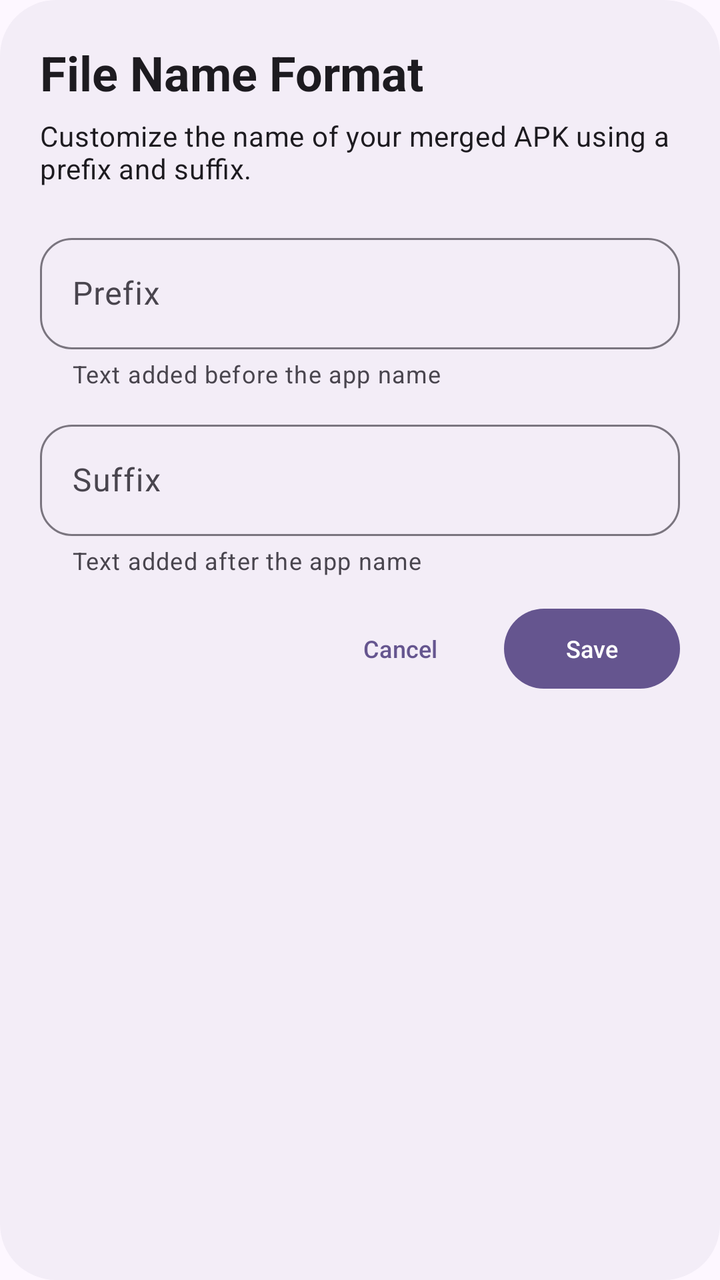
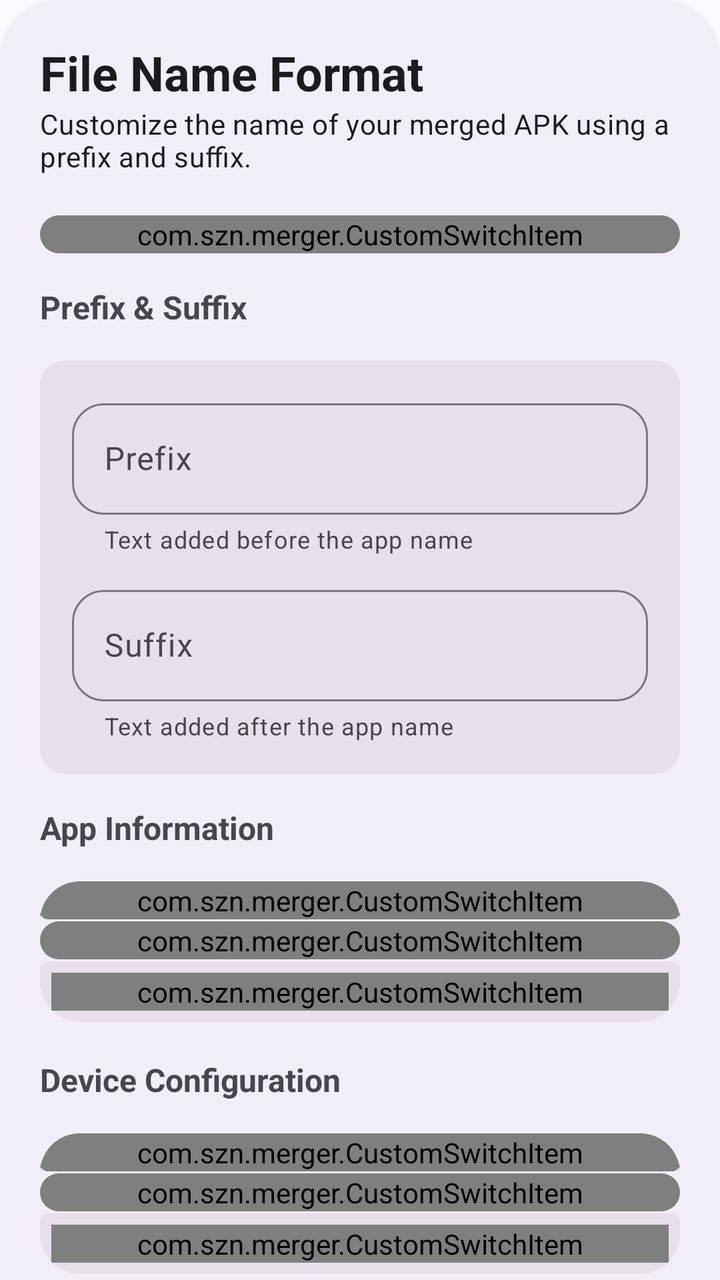

An Android layout rendered at two revisions. The XML below is the earlier revision; the diff shows what the commit changed to produce the second picture.
<!-- AndroidManifest.xml: application theme AppTheme -->
<!-- res/layout/format_name_dialog.xml -->
<?xml version="1.0" encoding="utf-8"?>
<LinearLayout
    xmlns:android="http://schemas.android.com/apk/res/android"
    xmlns:app="http://schemas.android.com/apk/res-auto"
    android:layout_width="match_parent"
    android:layout_height="wrap_content"
    android:orientation="vertical"
    android:padding="20dp"
    android:background="@drawable/bg_popup">

    <TextView
        android:id="@+id/title"
        android:layout_width="match_parent"
        android:layout_height="wrap_content"
        android:text="@string/output_name_format_title"
        android:textAppearance="?attr/textAppearanceHeadlineSmall"
        android:textStyle="bold" />

    <TextView
        android:id="@+id/subtitle"
        android:layout_width="match_parent"
        android:layout_height="wrap_content"
        android:layout_marginTop="6dp"
        android:text="@string/output_name_format_subtitle"
        android:textAppearance="?attr/textAppearanceBodyMedium" />

    

    <com.google.android.material.textfield.TextInputLayout
        android:id="@+id/prefixLayout"
        style="@style/Widget.Merger.TextInput"
        android:layout_width="match_parent"
        android:layout_height="wrap_content"
        android:layout_marginTop="20dp"
        android:hint="@string/output_prefix_hint"
        app:boxBackgroundMode="outline"
        app:endIconMode="clear_text"
        app:helperText="@string/output_prefix_helper">

        <com.google.android.material.textfield.TextInputEditText
            android:id="@+id/inputPrefix"
            android:layout_width="match_parent"
            android:layout_height="wrap_content"
            android:singleLine="true"
            android:inputType="text" />

    </com.google.android.material.textfield.TextInputLayout>

    

    <com.google.android.material.textfield.TextInputLayout
        android:id="@+id/suffixLayout"
        style="@style/Widget.Merger.TextInput"
        android:layout_width="match_parent"
        android:layout_height="wrap_content"
        android:layout_marginTop="12dp"
        android:hint="@string/output_suffix_hint"
        app:boxBackgroundMode="outline"
        app:endIconMode="clear_text"
        app:helperText="@string/output_suffix_helper">

        <com.google.android.material.textfield.TextInputEditText
            android:id="@+id/inputSuffix"
            android:layout_width="match_parent"
            android:layout_height="wrap_content"
            android:singleLine="true"
            android:inputType="text" />

    </com.google.android.material.textfield.TextInputLayout>


    

    <com.google.android.material.card.MaterialCardView
        android:layout_width="match_parent"
        android:layout_height="wrap_content"
        android:layout_marginTop="16dp"
        app:cardCornerRadius="12dp"
        app:cardElevation="0dp"
        android:visibility="gone">

        <LinearLayout
            android:layout_width="match_parent"
            android:layout_height="wrap_content"
            android:orientation="vertical"
            android:padding="14dp">

            <TextView
                android:layout_width="match_parent"
                android:layout_height="wrap_content"
                android:text="@string/output_preview_label"
                android:textAppearance="?attr/textAppearanceLabelMedium" />

            <TextView
                android:id="@+id/outputPreview"
                android:layout_width="match_parent"
                android:layout_height="wrap_content"
                android:layout_marginTop="4dp"
                android:text="@string/output_preview_default"
                android:textAppearance="?attr/textAppearanceBodyLarge"
                android:ellipsize="middle"
                android:maxLines="1" />

        </LinearLayout>

    </com.google.android.material.card.MaterialCardView>


    

    <LinearLayout
        android:layout_width="match_parent"
        android:layout_height="wrap_content"
        android:layout_marginTop="12dp"
        android:gravity="end"
        android:orientation="horizontal">

        <com.google.android.material.button.MaterialButton
            android:id="@+id/buttonCancel"
            style="@style/Widget.Material3.Button.TextButton"
            android:layout_width="wrap_content"
            android:layout_height="wrap_content"
            android:text="@string/cancel_app"
            android:textSize="12sp" />

        <com.google.android.material.button.MaterialButton
            android:id="@+id/buttonConfirm"
            android:layout_width="wrap_content"
            android:layout_height="wrap_content"
            android:layout_marginStart="8dp"
            android:text="@string/btn_save"
            android:textSize="12sp" />

    </LinearLayout>

</LinearLayout>
<!-- resources referenced by this layout -->
<resources>
  <!-- unchanged entries left out for length: 40 -->
</resources>

<!-- the commit's change to res/layout/format_name_dialog.xml (unified diff, before → after) -->
@@ -1,13 +1,15 @@
 <?xml version="1.0" encoding="utf-8"?>
-<LinearLayout
+<androidx.core.widget.NestedScrollView
     xmlns:android="http://schemas.android.com/apk/res/android"
     xmlns:app="http://schemas.android.com/apk/res-auto"
     android:layout_width="match_parent"
-    android:layout_height="wrap_content"
-    android:orientation="vertical"
-    android:padding="20dp"
-    android:background="@drawable/bg_popup">
-
+    android:layout_height="wrap_content">
+    <LinearLayout
+        android:layout_width="match_parent"
+        android:layout_height="wrap_content"
+        android:orientation="vertical"
+        android:background="@drawable/bg_popup"
+        android:padding="20dp">
     <TextView
         android:id="@+id/title"
         android:layout_width="match_parent"
@@ -20,61 +22,87 @@
         android:id="@+id/subtitle"
         android:layout_width="match_parent"
         android:layout_height="wrap_content"
-        android:layout_marginTop="6dp"
+        android:layout_marginBottom="20dp"
         android:text="@string/output_name_format_subtitle"
         android:textAppearance="?attr/textAppearanceBodyMedium" />
-
-    
-
-    <com.google.android.material.textfield.TextInputLayout
-        android:id="@+id/prefixLayout"
-        style="@style/Widget.Merger.TextInput"
-        android:layout_width="match_parent"
-        android:layout_height="wrap_content"
-        android:layout_marginTop="20dp"
-        android:hint="@string/output_prefix_hint"
-        app:boxBackgroundMode="outline"
-        app:endIconMode="clear_text"
-        app:helperText="@string/output_prefix_helper">
-
-        <com.google.android.material.textfield.TextInputEditText
-            android:id="@+id/inputPrefix"
-            android:layout_width="match_parent"
-            android:layout_height="wrap_content"
-            android:singleLine="true"
-            android:inputType="text" />
-
-    </com.google.android.material.textfield.TextInputLayout>
-
-    
-
-    <com.google.android.material.textfield.TextInputLayout
-        android:id="@+id/suffixLayout"
-        style="@style/Widget.Merger.TextInput"
-        android:layout_width="match_parent"
-        android:layout_height="wrap_content"
-        android:layout_marginTop="12dp"
-        android:hint="@string/output_suffix_hint"
-        app:boxBackgroundMode="outline"
-        app:endIconMode="clear_text"
-        app:helperText="@string/output_suffix_helper">
-
-        <com.google.android.material.textfield.TextInputEditText
-            android:id="@+id/inputSuffix"
-            android:layout_width="match_parent"
-            android:layout_height="wrap_content"
-            android:singleLine="true"
-            android:inputType="text" />
-
-    </com.google.android.material.textfield.TextInputLayout>
-
-
-    
-
-    <com.google.android.material.card.MaterialCardView
-        android:layout_width="match_parent"
-        android:layout_height="wrap_content"
-        android:layout_marginTop="16dp"
+    <com.google.android.material.card.MaterialCardView
+        android:layout_width="match_parent"
+        android:layout_height="wrap_content"
+        style="@style/Widget.Card.RoundedMiddle">
+
+        <com.szn.merger.CustomSwitchItem
+            android:layout_width="match_parent"
+            android:layout_height="wrap_content"
+            app:itemIcon="@drawable/ic_desc"
+            app:itemTitle="Keep File Original Name"/>
+
+    </com.google.android.material.card.MaterialCardView>
+        <TextView
+            android:layout_width="wrap_content"
+            android:layout_height="wrap_content"
+            android:layout_marginTop="16dp"
+            android:text="Prefix &amp; Suffix"
+            android:textSize="16sp"
+            android:textStyle="bold" />
+
+    <com.google.android.material.card.MaterialCardView
+        android:layout_width="match_parent"
+        android:layout_height="wrap_content"
+        style="@style/Widget.Card.RoundedMiddle"
+        android:layout_marginTop="16dp">
+
+        <LinearLayout
+            android:layout_width="match_parent"
+            android:layout_height="wrap_content"
+            android:orientation="vertical"
+            android:padding="16dp">
+
+            <com.google.android.material.textfield.TextInputLayout
+                android:id="@+id/prefixLayout"
+                style="@style/Widget.Merger.TextInput"
+                android:layout_width="match_parent"
+                android:layout_height="wrap_content"
+                android:hint="@string/output_prefix_hint"
+                app:boxBackgroundMode="outline"
+                app:endIconMode="clear_text"
+
+                app:helperText="@string/output_prefix_helper">
+
+                <com.google.android.material.textfield.TextInputEditText
+                    android:id="@+id/inputPrefix"
+                    android:layout_width="match_parent"
+                    android:layout_height="wrap_content"
+                    android:singleLine="true"
+                    android:inputType="text" />
+
+            </com.google.android.material.textfield.TextInputLayout>
+
+            <com.google.android.material.textfield.TextInputLayout
+                android:id="@+id/suffixLayout"
+                style="@style/Widget.Merger.TextInput"
+                android:layout_width="match_parent"
+                android:layout_height="wrap_content"
+                android:layout_marginTop="12dp"
+                android:hint="@string/output_suffix_hint"
+                app:boxBackgroundMode="outline"
+                app:endIconMode="clear_text"
+                app:helperText="@string/output_suffix_helper">
+
+                <com.google.android.material.textfield.TextInputEditText
+                    android:id="@+id/inputSuffix"
+                    android:layout_width="match_parent"
+                    android:layout_height="wrap_content"
+                    android:singleLine="true"
+                    android:inputType="text" />
+
+            </com.google.android.material.textfield.TextInputLayout>
+        </LinearLayout>
+    </com.google.android.material.card.MaterialCardView>
+
+    <com.google.android.material.card.MaterialCardView
+        android:layout_width="match_parent"
+        android:layout_height="wrap_content"
+        android:layout_marginTop="30dp"
         app:cardCornerRadius="12dp"
         app:cardElevation="0dp"
         android:visibility="gone">
@@ -105,32 +133,208 @@
 
     </com.google.android.material.card.MaterialCardView>
 
-
-    
-
-    <LinearLayout
-        android:layout_width="match_parent"
-        android:layout_height="wrap_content"
-        android:layout_marginTop="12dp"
-        android:gravity="end"
-        android:orientation="horizontal">
-
-        <com.google.android.material.button.MaterialButton
-            android:id="@+id/buttonCancel"
-            style="@style/Widget.Material3.Button.TextButton"
-            android:layout_width="wrap_content"
-            android:layout_height="wrap_content"
-            android:text="@string/cancel_app"
-            android:textSize="12sp" />
-
-        <com.google.android.material.button.MaterialButton
-            android:id="@+id/buttonConfirm"
-            android:layout_width="wrap_content"
-            android:layout_height="wrap_content"
-            android:layout_marginStart="8dp"
-            android:text="@string/btn_save"
-            android:textSize="12sp" />
-
+        <TextView
+            android:layout_width="wrap_content"
+            android:layout_height="wrap_content"
+            android:text="App Information"
+            android:textSize="16sp"
+            android:textStyle="bold"
+            android:layout_marginTop="16dp"/>
+
+    <com.google.android.material.card.MaterialCardView
+        android:layout_width="match_parent"
+        android:layout_height="match_parent"
+        style="@style/Widget.Card.RoundedTop"
+        android:layout_marginBottom="1dp"
+        android:layout_marginTop="16dp">
+        <com.szn.merger.CustomSwitchItem
+            android:layout_width="match_parent"
+            android:layout_height="match_parent"
+            app:itemTitle="Append Package Name"
+            app:itemIcon="@drawable/ic_android"/>
+    </com.google.android.material.card.MaterialCardView>
+
+    <com.google.android.material.card.MaterialCardView
+        android:layout_width="match_parent"
+        android:layout_height="wrap_content"
+        android:layout_marginBottom="1dp"
+        style="@style/Widget.Card.FlatMiddle">
+        <com.szn.merger.CustomSwitchItem
+            android:layout_width="match_parent"
+            android:layout_height="wrap_content"
+            app:itemIcon="@drawable/ic_label"
+            app:itemTitle="Append Version Name" />
+    </com.google.android.material.card.MaterialCardView>
+
+    <com.google.android.material.card.MaterialCardView
+        android:layout_width="match_parent"
+        android:layout_height="wrap_content"
+        style="@style/Widget.Card.RoundedBottom">
+        <com.szn.merger.CustomSwitchItem
+            android:layout_width="match_parent"
+            android:layout_height="wrap_content"
+            app:itemIcon="@drawable/ic_number"
+            app:itemTitle="Append Version Code"/>
+    </com.google.android.material.card.MaterialCardView>
+
+        <TextView
+            android:layout_width="wrap_content"
+            android:layout_height="wrap_content"
+            android:text="Device Configuration"
+            android:layout_marginTop="16dp"
+            android:textSize="16sp"
+            android:textStyle="bold" />
+
+    <com.google.android.material.card.MaterialCardView
+        android:layout_width="match_parent"
+        android:layout_height="wrap_content"
+        style="@style/Widget.Card.RoundedTop"
+        android:layout_marginBottom="1dp"
+        android:layout_marginTop="16dp">
+        <com.szn.merger.CustomSwitchItem
+            android:layout_width="match_parent"
+            android:layout_height="wrap_content"
+            app:itemIcon="@drawable/ic_memory"
+            app:itemTitle="Append ABI" />
+    </com.google.android.material.card.MaterialCardView>
+    <com.google.android.material.card.MaterialCardView
+        android:layout_width="match_parent"
+        android:layout_height="wrap_content"
+        android:layout_marginBottom="1dp"
+        style="@style/Widget.Card.FlatMiddle">
+        <com.szn.merger.CustomSwitchItem
+            android:layout_width="match_parent"
+            android:layout_height="wrap_content"
+            app:itemIcon="@drawable/ic_display"
+            app:itemTitle="Append DPI"/>
+    </com.google.android.material.card.MaterialCardView>
+
+    <com.google.android.material.card.MaterialCardView
+        android:layout_width="match_parent"
+        android:layout_height="wrap_content"
+        style="@style/Widget.Card.RoundedBottom">
+        <com.szn.merger.CustomSwitchItem
+            android:layout_width="match_parent"
+            android:layout_height="wrap_content"
+            app:itemIcon="@drawable/ic_language"
+            app:itemTitle="Append Language" />
+    </com.google.android.material.card.MaterialCardView>
+
+        <TextView
+            android:layout_width="wrap_content"
+            android:layout_height="wrap_content"
+            android:text="Signing"
+            android:layout_marginTop="16dp"
+            android:textSize="16sp"
+            android:textStyle="bold" />
+
+    <com.google.android.material.card.MaterialCardView
+        android:layout_width="match_parent"
+        android:layout_height="wrap_content"
+        android:layout_marginBottom="1dp"
+        style="@style/Widget.Card.RoundedTop"
+        android:layout_marginTop="16dp">
+
+        <com.szn.merger.CustomSwitchItem
+            android:layout_width="match_parent"
+            android:layout_height="wrap_content"
+            app:itemIcon="@drawable/ic_verified"
+            app:itemTitle="Append Signing Status" />
+    </com.google.android.material.card.MaterialCardView>
+
+        <com.google.android.material.card.MaterialCardView
+            android:layout_width="match_parent"
+            android:layout_height="wrap_content"
+            style="@style/Widget.Card.RoundedBottom">
+
+            <com.szn.merger.CustomSwitchItem
+                android:layout_width="match_parent"
+                android:layout_height="wrap_content"
+                app:itemIcon="@drawable/ic_security"
+                app:itemTitle="Append Signing Schemes" />
+        </com.google.android.material.card.MaterialCardView>
+
+        <TextView
+            android:layout_width="wrap_content"
+            android:layout_height="wrap_content"
+            android:text="Other"
+            android:layout_marginTop="16dp"
+            android:textSize="16sp"
+            android:textStyle="bold" />
+
+        <com.google.android.material.card.MaterialCardView
+            android:layout_width="match_parent"
+            android:layout_height="wrap_content"
+            android:layout_marginTop="16dp"
+            android:layout_marginBottom="1dp"
+            style="@style/Widget.Card.RoundedTop">
+
+            <com.szn.merger.CustomSwitchItem
+                android:layout_width="match_parent"
+                android:layout_height="wrap_content"
+                app:itemIcon="@drawable/ic_schedule"
+                app:itemTitle="Append Timestamp" />
+        </com.google.android.material.card.MaterialCardView>
+
+        <com.google.android.material.card.MaterialCardView
+            android:layout_width="match_parent"
+            android:layout_height="wrap_content"
+            style="@style/Widget.Card.RoundedBottom">
+
+            <com.szn.merger.CustomSwitchItem
+                android:layout_width="match_parent"
+                android:layout_height="wrap_content"
+                app:itemIcon="@drawable/ic_layers"
+                app:itemTitle="Append SDK Versions" />
+        </com.google.android.material.card.MaterialCardView>
+
+        <LinearLayout
+            android:layout_width="match_parent"
+            android:layout_height="wrap_content"
+            android:layout_marginTop="12dp"
+            android:gravity="center_vertical"
+            android:orientation="horizontal">
+
+            <com.google.android.material.card.MaterialCardView
+                android:layout_width="wrap_content"
+                android:layout_height="wrap_content"
+                app:cardCornerRadius="16dp"
+                style="@style/Widget.Card.RoundedMiddle">
+
+                <TextView
+                    android:layout_width="wrap_content"
+                    android:layout_height="wrap_content"
+                    android:padding="12dp"
+                    android:textSize="16dp"
+                    android:textStyle="bold"
+                    android:text="Preview : MyApp.apk" />
+
+            </com.google.android.material.card.MaterialCardView>
+
+            <Space
+                android:layout_width="0dp"
+                android:layout_height="1dp"
+                android:layout_weight="1" />
+
+            <com.google.android.material.button.MaterialButton
+                android:id="@+id/buttonCancel"
+                style="@style/Widget.Material3.Button.TextButton"
+                android:layout_width="wrap_content"
+                android:layout_height="wrap_content"
+                android:layout_marginStart="12dp"
+                app:cornerRadius="16dp"
+                android:text="@string/cancel_app"
+                android:textSize="12sp" />
+
+            <com.google.android.material.button.MaterialButton
+                android:id="@+id/buttonConfirm"
+                android:layout_width="wrap_content"
+                android:layout_height="wrap_content"
+                android:layout_marginStart="8dp"
+                app:cornerRadius="16dp"
+                android:text="@string/btn_save"
+                android:textSize="12sp" />
+
+        </LinearLayout>
     </LinearLayout>
-
-</LinearLayout>
+</androidx.core.widget.NestedScrollView>
<!-- resource entries referenced after the edit -->
@@ -1,5 +1,147 @@
 <!-- resources referenced by this layout -->
 <resources>
+  <!-- drawable ic_android (drawable) -->
+  <vector xmlns:android="http://schemas.android.com/apk/res/android"
+      android:width="24dp"
+      android:height="24dp"
+      android:viewportWidth="960"
+      android:viewportHeight="960">
+    <path
+        android:pathData="M40,720q10,-105 64,-191t139,-140l-77,-129q-9,-14 -4.5,-30t18.5,-24q14,-9 30,-5t24,18l80,133q38,-16 79.5,-24t86.5,-8q45,0 86.5,8t79.5,24l80,-133q8,-14 24,-18t30,5q14,8 18,24t-4,30l-77,129q85,54 139,140t64,191L40,720ZM720.5,568.5Q722,551 711,534t-27,-22q-16,-5 -29,4t-15,26q-2,17 9,34t27.5,22.5Q693,604 706,595t14.5,-26.5ZM284,598q16,-5 27,-22t9.5,-34.5Q319,524 306,515t-29.5,-3.5Q260,517 249,534t-9,34q2,17 15,26t29,4Z"
+        android:fillColor="#000000"/>
+  </vector>
+  <!-- drawable ic_desc (drawable) -->
+  <vector xmlns:android="http://schemas.android.com/apk/res/android"
+      android:width="24dp"
+      android:height="24dp"
+      android:viewportWidth="960"
+      android:viewportHeight="960">
+    <path
+        android:pathData="M360,720h240q17,0 28.5,-11.5T640,680q0,-17 -11.5,-28.5T600,640L360,640q-17,0 -28.5,11.5T320,680q0,17 11.5,28.5T360,720ZM360,560h240q17,0 28.5,-11.5T640,520q0,-17 -11.5,-28.5T600,480L360,480q-17,0 -28.5,11.5T320,520q0,17 11.5,28.5T360,560ZM240,880q-33,0 -56.5,-23.5T160,800v-640q0,-33 23.5,-56.5T240,80h287q16,0 30.5,6t25.5,17l194,194q11,11 17,25.5t6,30.5v447q0,33 -23.5,56.5T720,880L240,880ZM520,320q0,17 11.5,28.5T560,360h160L520,160v160Z"
+        android:fillColor="#000000"/>
+  </vector>
+  <!-- drawable ic_display (drawable) -->
+  <vector xmlns:android="http://schemas.android.com/apk/res/android"
+      android:width="24dp"
+      android:height="24dp"
+      android:viewportWidth="960"
+      android:viewportHeight="960">
+    <path
+        android:pathData="M300,550v20q0,13 8.5,21.5T330,600q13,0 21.5,-8.5T360,570v-100q0,-13 -8.5,-21.5T330,440q-13,0 -21.5,8.5T300,470v20h-30q-13,0 -21.5,8.5T240,520q0,13 8.5,21.5T270,550h30ZM430,550h260q13,0 21.5,-8.5T720,520q0,-13 -8.5,-21.5T690,490L430,490q-13,0 -21.5,8.5T400,520q0,13 8.5,21.5T430,550ZM660,390h30q13,0 21.5,-8.5T720,360q0,-13 -8.5,-21.5T690,330h-30v-20q0,-13 -8.5,-21.5T630,280q-13,0 -21.5,8.5T600,310v100q0,13 8.5,21.5T630,440q13,0 21.5,-8.5T660,410v-20ZM270,390h260q13,0 21.5,-8.5T560,360q0,-13 -8.5,-21.5T530,330L270,330q-13,0 -21.5,8.5T240,360q0,13 8.5,21.5T270,390ZM160,760q-33,0 -56.5,-23.5T80,680v-480q0,-33 23.5,-56.5T160,120h640q33,0 56.5,23.5T880,200v480q0,33 -23.5,56.5T800,760L640,760v40q0,17 -11.5,28.5T600,840L360,840q-17,0 -28.5,-11.5T320,800v-40L160,760Z"
+        android:fillColor="#000000"/>
+  </vector>
+  <!-- drawable ic_label (drawable) -->
+  <vector xmlns:android="http://schemas.android.com/apk/res/android"
+      android:width="24dp"
+      android:height="24dp"
+      android:viewportWidth="960"
+      android:viewportHeight="960">
+    <path
+        android:pathData="M160,800q-33,0 -56.5,-23.5T80,720v-480q0,-33 23.5,-56.5T160,160h440q19,0 36,8.5t28,23.5l180,240q16,21 16,48t-16,48L664,768q-11,15 -28,23.5t-36,8.5L160,800Z"
+        android:fillColor="#000000"/>
+  </vector>
+  <!-- drawable ic_language (drawable) -->
+  <vector xmlns:android="http://schemas.android.com/apk/res/android"
+      android:width="24dp"
+      android:height="24dp"
+      android:viewportWidth="960"
+      android:viewportHeight="960">
+    <path
+        android:pathData="M325,848.5q-73,-31.5 -127.5,-86t-86,-127.5Q80,562 80,479.5t31.5,-155q31.5,-72.5 86,-127t127.5,-86Q398,80 480.5,80t155,31.5q72.5,31.5 127,86t86,127Q880,397 880,479.5T848.5,635q-31.5,73 -86,127.5t-127,86Q563,880 480.5,880T325,848.5ZM480,798q26,-36 45,-75t31,-83L404,640q12,44 31,83t45,75ZM376,782q-18,-33 -31.5,-68.5T322,640L204,640q29,50 72.5,87t99.5,55ZM584,782q56,-18 99.5,-55t72.5,-87L638,640q-9,38 -22.5,73.5T584,782ZM170,560h136q-3,-20 -4.5,-39.5T300,480q0,-21 1.5,-40.5T306,400L170,400q-5,20 -7.5,39.5T160,480q0,21 2.5,40.5T170,560ZM386,560h188q3,-20 4.5,-39.5T580,480q0,-21 -1.5,-40.5T574,400L386,400q-3,20 -4.5,39.5T380,480q0,21 1.5,40.5T386,560ZM654,560h136q5,-20 7.5,-39.5T800,480q0,-21 -2.5,-40.5T790,400L654,400q3,20 4.5,39.5T660,480q0,21 -1.5,40.5T654,560ZM638,320h118q-29,-50 -72.5,-87T584,178q18,33 31.5,68.5T638,320ZM404,320h152q-12,-44 -31,-83t-45,-75q-26,36 -45,75t-31,83ZM204,320h118q9,-38 22.5,-73.5T376,178q-56,18 -99.5,55T204,320Z"
+        android:fillColor="#000000"/>
+  </vector>
+  <!-- drawable ic_layers (drawable) -->
+  <vector xmlns:android="http://schemas.android.com/apk/res/android"
+      android:width="24dp"
+      android:height="24dp"
+      android:viewportWidth="960"
+      android:viewportHeight="960">
+    <path
+        android:pathData="M161,594q-16,-12 -15.5,-31.5T162,531q11,-8 24,-8t24,8l270,209 270,-209q11,-8 24,-8t24,8q16,12 16.5,31.5T799,594L529,804q-22,17 -49,17t-49,-17L161,594ZM431,602L201,423q-31,-24 -31,-63t31,-63l230,-179q22,-17 49,-17t49,17l230,179q31,24 31,63t-31,63L529,602q-22,17 -49,17t-49,-17Z"
+        android:fillColor="#000000"/>
+  </vector>
+  <!-- drawable ic_memory (drawable) -->
+  <vector xmlns:android="http://schemas.android.com/apk/res/android"
+      android:width="24dp"
+      android:height="24dp"
+      android:viewportWidth="960"
+      android:viewportHeight="960">
+    <path
+        android:pathData="M360,560v-160q0,-17 11.5,-28.5T400,360h160q17,0 28.5,11.5T600,400v160q0,17 -11.5,28.5T560,600L400,600q-17,0 -28.5,-11.5T360,560ZM360,800v-40h-80q-33,0 -56.5,-23.5T200,680v-80h-40q-17,0 -28.5,-11.5T120,560q0,-17 11.5,-28.5T160,520h40v-80h-40q-17,0 -28.5,-11.5T120,400q0,-17 11.5,-28.5T160,360h40v-80q0,-33 23.5,-56.5T280,200h80v-40q0,-17 11.5,-28.5T400,120q17,0 28.5,11.5T440,160v40h80v-40q0,-17 11.5,-28.5T560,120q17,0 28.5,11.5T600,160v40h80q33,0 56.5,23.5T760,280v80h40q17,0 28.5,11.5T840,400q0,17 -11.5,28.5T800,440h-40v80h40q17,0 28.5,11.5T840,560q0,17 -11.5,28.5T800,600h-40v80q0,33 -23.5,56.5T680,760h-80v40q0,17 -11.5,28.5T560,840q-17,0 -28.5,-11.5T520,800v-40h-80v40q0,17 -11.5,28.5T400,840q-17,0 -28.5,-11.5T360,800ZM680,680v-400L280,280v400h400Z"
+        android:fillColor="#000000"/>
+  </vector>
+  <!-- drawable ic_number (drawable) -->
+  <vector xmlns:android="http://schemas.android.com/apk/res/android"
+      android:width="24dp"
+      android:height="24dp"
+      android:viewportWidth="960"
+      android:viewportHeight="960">
+    <path
+        android:pathData="M220,420h-30q-13,0 -21.5,-8.5T160,390q0,-13 8.5,-21.5T190,360h60q13,0 21.5,8.5T280,390v180q0,13 -8.5,21.5T250,600q-13,0 -21.5,-8.5T220,570v-150ZM360,570v-70q0,-17 11.5,-28.5T400,460h80v-40h-90q-13,0 -21.5,-8.5T360,390q0,-13 8.5,-21.5T390,360h110q17,0 28.5,11.5T540,400v60q0,17 -11.5,28.5T500,500h-80v40h90q13,0 21.5,8.5T540,570q0,13 -8.5,21.5T510,600L390,600q-13,0 -21.5,-8.5T360,570ZM740,600L630,600q-13,0 -21.5,-8.5T600,570q0,-13 8.5,-21.5T630,540h90v-40h-60q-8,0 -14,-6t-6,-14q0,-8 6,-14t14,-6h60v-40h-90q-13,0 -21.5,-8.5T600,390q0,-13 8.5,-21.5T630,360h110q17,0 28.5,11.5T780,400v160q0,17 -11.5,28.5T740,600Z"
+        android:fillColor="#000000"/>
+  </vector>
+  <!-- drawable ic_schedule (drawable) -->
+  <vector xmlns:android="http://schemas.android.com/apk/res/android"
+      android:width="24dp"
+      android:height="24dp"
+      android:viewportWidth="960"
+      android:viewportHeight="960">
+    <path
+        android:pathData="M520,464v-144q0,-17 -11.5,-28.5T480,280q-17,0 -28.5,11.5T440,320v159q0,8 3,15.5t9,13.5l132,132q11,11 28,11t28,-11q11,-11 11,-28t-11,-28L520,464ZM480,880q-83,0 -156,-31.5T197,763q-54,-54 -85.5,-127T80,480q0,-83 31.5,-156T197,197q54,-54 127,-85.5T480,80q83,0 156,31.5T763,197q54,54 85.5,127T880,480q0,83 -31.5,156T763,763q-54,54 -127,85.5T480,880Z"
+        android:fillColor="#000000"/>
+  </vector>
+  <!-- drawable ic_security (drawable) -->
+  <vector xmlns:android="http://schemas.android.com/apk/res/android"
+      android:width="24dp"
+      android:height="24dp"
+      android:viewportWidth="960"
+      android:viewportHeight="960">
+    <path
+        android:pathData="M480,796q97,-30 162,-118.5T718,480L480,480v-315l-240,90v207q0,7 2,18h238v316ZM467,875q-6,-1 -12,-3 -135,-45 -215,-166.5T160,444v-189q0,-25 14.5,-45t37.5,-29l240,-90q14,-5 28,-5t28,5l240,90q23,9 37.5,29t14.5,45v189q0,140 -80,261.5T505,872q-6,2 -12,3t-13,1q-7,0 -13,-1Z"
+        android:fillColor="#000000"/>
+  </vector>
+  <!-- drawable ic_verified (drawable) -->
+  <vector xmlns:android="http://schemas.android.com/apk/res/android"
+      android:width="24dp"
+      android:height="24dp"
+      android:viewportWidth="960"
+      android:viewportHeight="960">
+    <path
+        android:pathData="m438,508 l-56,-56q-12,-12 -28,-12t-28,12q-12,12 -12,28.5t12,28.5l84,85q12,12 28,12t28,-12l170,-170q12,-12 12,-28.5T636,367q-12,-12 -28.5,-12T579,367L438,508ZM467,875q-6,-1 -12,-3 -135,-45 -215,-166.5T160,444v-189q0,-25 14.5,-45t37.5,-29l240,-90q14,-5 28,-5t28,5l240,90q23,9 37.5,29t14.5,45v189q0,140 -80,261.5T505,872q-6,2 -12,3t-13,1q-7,0 -13,-1Z"
+        android:fillColor="#000000"/>
+  </vector>
+  <style name="Widget.Card.FlatMiddle" parent="Widget.Material3.CardView.Filled">
+          <item name="android:layout_width">match_parent</item>
+          <item name="android:layout_height">wrap_content</item>
+          <item name="cardBackgroundColor">?attr/colorSurfaceVariant</item>
+      </style>
+  <style name="Widget.Card.RoundedBottom" parent="Widget.Material3.CardView.Filled">
+          <item name="shapeAppearanceOverlay">@style/Shape.RoundedBottom</item>
+          <item name="cardBackgroundColor">?attr/colorSurfaceVariant</item>
+          <item name="android:layout_marginBottom">2dp</item>
+      </style>
+  <style name="Widget.Card.RoundedMiddle" parent="Widget.Material3.CardView.Filled">
+          <item name="android:layout_width">match_parent</item>
+          <item name="android:layout_height">wrap_content</item>
+          <item name="cardBackgroundColor">?attr/colorSurfaceVariant</item>
+      </style>
+  <style name="Widget.Card.RoundedTop" parent="Widget.Material3.CardView.Filled">
+          <item name="shapeAppearanceOverlay">@style/Shape.RoundedTop</item>
+          <item name="cardBackgroundColor">?attr/colorSurfaceVariant</item>
+          <item name="cardPreventCornerOverlap">false</item>
+      </style>
+  <style name="Shape.RoundedBottom" parent="">
+          <item name="cornerSizeTopLeft">4dp</item>
+          <item name="cornerSizeTopRight">4dp</item>
+          <item name="cornerSizeBottomLeft">20dp</item>
+          <item name="cornerSizeBottomRight">20dp</item>
+      </style>
+  <style name="Shape.RoundedTop" parent="">
+          <item name="cornerSizeTopLeft">20dp</item>
+          <item name="cornerSizeTopRight">20dp</item>
+          <item name="cornerSizeBottomLeft">4dp</item>
+          <item name="cornerSizeBottomRight">4dp</item>
+      </style>
   <!-- unchanged entries left out for length: 40 -->
 </resources>
 
